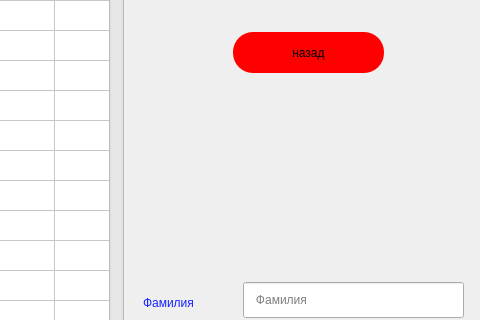
turamant/PhoneBook, file FullMyPhoneBook_SQL/Ui/tableview2.ui: the form before one commit; both pictures show x 717 to 1197 and y 98 to 418 of the 1197 by 839 pixel window.
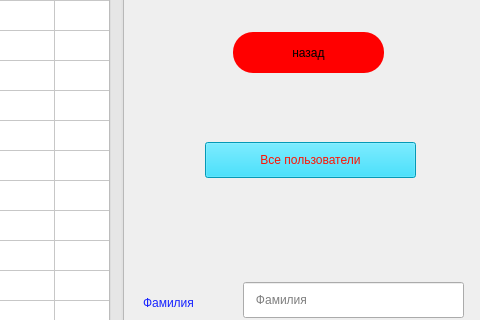
The form after the commit.

Commit message: add class DataBase

The edit to the form file:
```diff
--- a/FullMyPhoneBook_SQL/Ui/tableview2.ui
+++ b/FullMyPhoneBook_SQL/Ui/tableview2.ui
@@ -10536,6 +10536,23 @@
     <string>назад</string>
    </property>
   </widget>
+  <widget class="QPushButton" name="userPushButton">
+   <property name="geometry">
+    <rect>
+     <x>922</x>
+     <y>240</y>
+     <width>211</width>
+     <height>36</height>
+    </rect>
+   </property>
+   <property name="styleSheet">
+    <string notr="true">color: rgb(255, 19, 2);
+background-color: rgb(6, 214, 255);</string>
+   </property>
+   <property name="text">
+    <string>Все пользователи</string>
+   </property>
+  </widget>
  </widget>
  <resources/>
  <connections/>
```
The commit also changes 24 other files.
